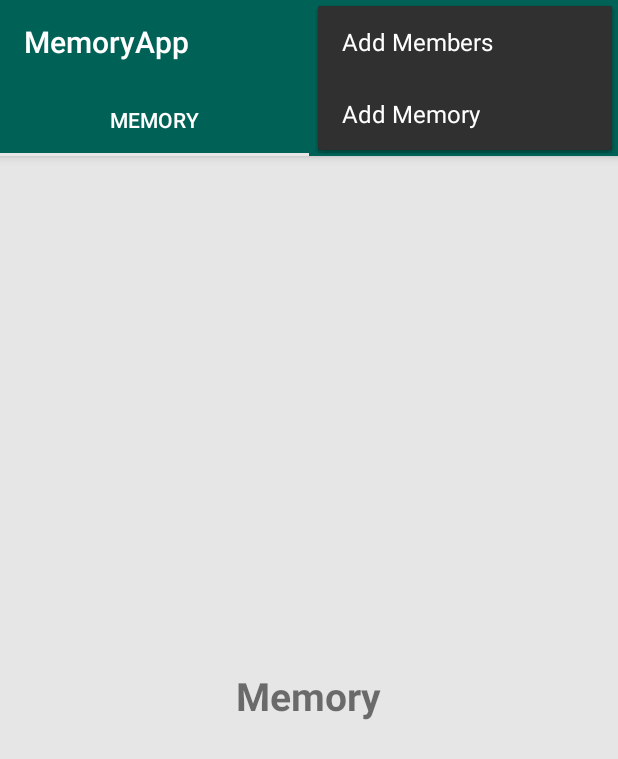
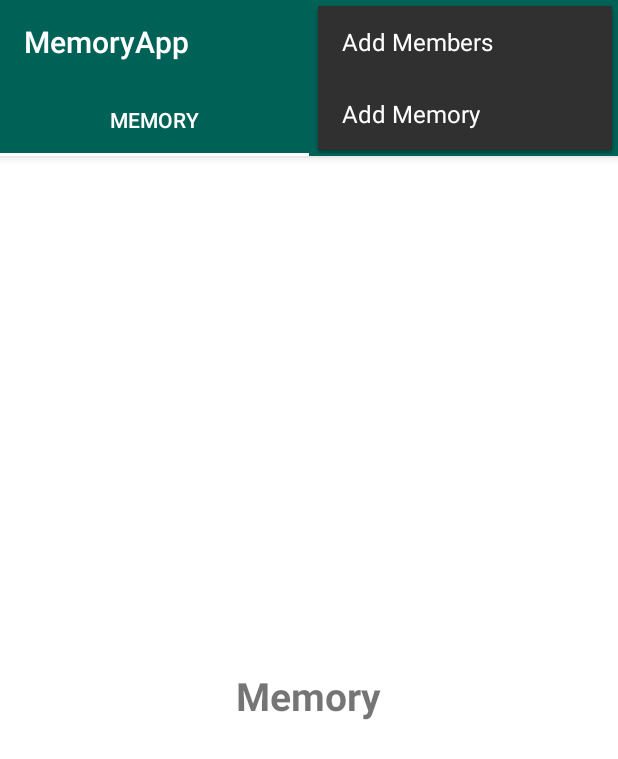
Before and after one commit to Kineruth/MemoryApp, an Android app: the GroupDiaryActivity screen opened directly, with no data from a screen before it, with the options menu open, on a phone screen of 412 x 824 dp. Shown: the top 759 px of the screen. Run offline under Robolectric (Android 15) with nearby library versions, the phone set to English and light mode, and no system bars; Roboto replaces fonts that are not available here.

Commit message:
background color

```diff
--- a/app/src/main/java/memory/Memoryapp/Adapter/MemoryAdapter.java
+++ b/app/src/main/java/memory/Memoryapp/Adapter/MemoryAdapter.java
@@ -21,7 +21,6 @@ import java.util.List;
 import java.util.concurrent.TimeUnit;
 
 import de.hdodenhof.circleimageview.CircleImageView;
-import memory.Memoryapp.DatabaseAPI.ViewPagerAdapter;
 import memory.Memoryapp.Object.Memory;
 import memory.Memoryapp.Object.User;
 import memory.Memoryapp.R;
--- a/app/src/main/java/memory/Memoryapp/DatabaseAPI/ViewPagerAdapter.java
+++ b/app/src/main/java/memory/Memoryapp/Adapter/ViewPagerAdapter.java
@@ -1,4 +1,4 @@
-package memory.Memoryapp.DatabaseAPI;
+package memory.Memoryapp.Adapter;
 
 import android.content.Context;
 import android.support.annotation.NonNull;
--- a/app/src/main/res/values/colors.xml
+++ b/app/src/main/res/values/colors.xml
@@ -2,7 +2,7 @@
 <resources>
     <color name="colorPrimary">#006257</color>
     <color name="colorPrimaryDark">#005048</color>
-    <color name="colorAccent">#E6E6E6</color>
+    <color name="colorAccent">#ffffff</color>
     <color name="edittext_floating">#B0BEC5</color>
     <color name="black">#000000</color>
     <color name="white">#ffffff</color>
```
